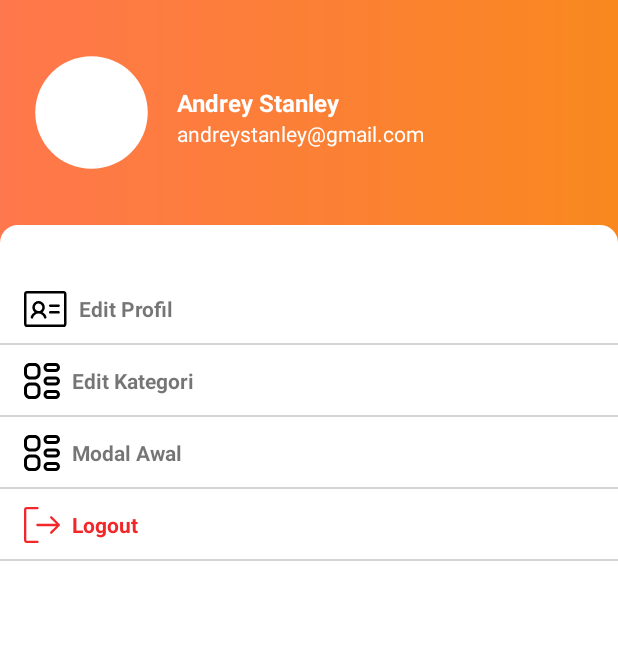
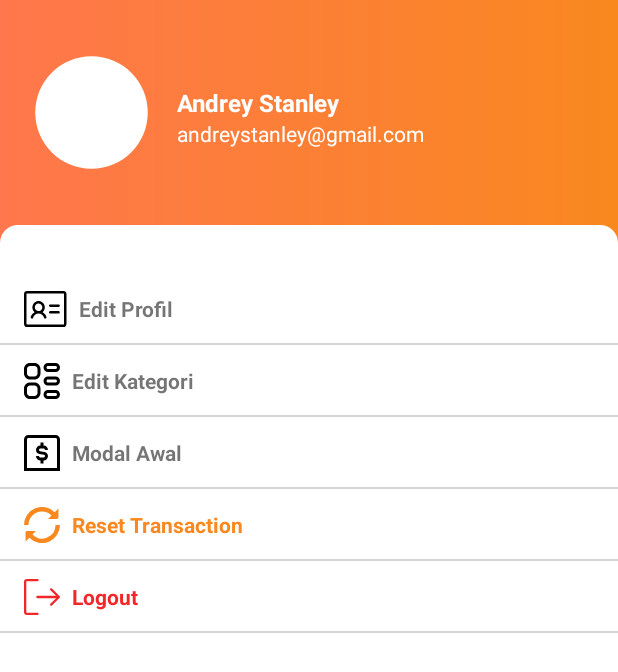
Before and after one commit to amiiin94/admin-ndrey-kitchen, an Android app: the fragment ProfileFragment shown on its own in the app's theme, on a phone screen of 412 x 824 dp. Shown: the top 672 px of the screen. Run offline under Robolectric (Android 15) with nearby library versions, the phone set to English and light mode, and no system bars; our stand-ins replace Volley; network calls fail.

```diff
--- /dev/null
+++ b/app/src/main/res/drawable/modal_awal_icon.xml
@@ -0,0 +1,5 @@
+<vector xmlns:android="http://schemas.android.com/apk/res/android" android:height="24dp" android:viewportHeight="24" android:viewportWidth="24" android:width="24dp">
+
+    <path android:fillColor="#FF000000" android:pathData="M21,0L3,0C1.346,0 0,1.346 0,3L0,24L24,24L24,3c0,-1.654 -1.346,-3 -3,-3ZM22,22L2,22L2,3c0,-0.551 0.448,-1 1,-1L21,2c0.552,0 1,0.449 1,1L22,22ZM10,10c0,0.378 0.271,0.698 0.644,0.76l3.041,0.507c1.342,0.223 2.315,1.373 2.315,2.733 0,1.654 -1.346,3 -3,3v2h-2v-2c-1.654,0 -3,-1.346 -3,-3h2c0,0.552 0.448,1 1,1h2c0.552,0 1,-0.448 1,-1 0,-0.378 -0.271,-0.698 -0.644,-0.76l-3.041,-0.507c-1.342,-0.223 -2.315,-1.373 -2.315,-2.733 0,-1.654 1.346,-3 3,-3v-2h2v2c1.654,0 3,1.346 3,3h-2c0,-0.551 -0.448,-1 -1,-1h-2c-0.552,0 -1,0.449 -1,1Z"/>
+
+</vector>
--- /dev/null
+++ b/app/src/main/res/drawable/reset_icon.xml
@@ -0,0 +1,7 @@
+<vector xmlns:android="http://schemas.android.com/apk/res/android" android:height="24dp" android:viewportHeight="24" android:viewportWidth="24" android:width="24dp">
+
+    <path android:fillColor="@color/orange_mainColor" android:pathData="M12,2.99a9.03,9.03 0,0 1,6.36 2.65L15.986,8.014h5.83a1.146,1.146 0,0 0,1.146 -1.146V1.038L20.471,3.529A11.98,11.98 0,0 0,0 12H2.99A9.02,9.02 0,0 1,12 2.99Z"/>
+
+    <path android:fillColor="@color/orange_mainColor" android:pathData="M21.01,12A8.994,8.994 0,0 1,5.64 18.36l2.374,-2.374H1.993a0.956,0.956 0,0 0,-0.955 0.955v6.021l2.491,-2.491A11.98,11.98 0,0 0,24 12Z"/>
+
+</vector>
--- a/app/src/main/res/layout/activity_modal_awal.xml
+++ b/app/src/main/res/layout/activity_modal_awal.xml
@@ -35,7 +35,7 @@
                 android:id="@+id/textView"
                 android:layout_width="wrap_content"
                 android:layout_height="wrap_content"
-                android:text="Tambah Transaksi"
+                android:text="Tambah Modal Awal"
                 android:textColor="@color/white"
                 android:textSize="16sp"
                 android:textStyle="bold"
@@ -94,7 +94,7 @@
             <com.google.android.material.button.MaterialButton
                 android:id="@+id/save_btn"
                 android:layout_width="match_parent"
-                android:layout_height="wrap_content"
+                android:layout_height="50dp"
                 android:layout_marginStart="16dp"
                 android:layout_marginTop="16dp"
                 android:layout_marginEnd="16dp"
@@ -102,6 +102,7 @@
                 android:text="Save"
                 android:textSize="14sp"
                 app:cornerRadius="12sp"
+
                 app:layout_constraintEnd_toEndOf="parent"
                 app:layout_constraintStart_toStartOf="parent"
                 app:layout_constraintTop_toBottomOf="@+id/etModalAwal" />
--- a/app/src/main/res/layout/fragment_profile.xml
+++ b/app/src/main/res/layout/fragment_profile.xml
@@ -105,7 +105,7 @@
                         <ImageView
                             android:layout_width="wrap_content"
                             android:layout_height="wrap_content"
-                            android:src="@drawable/category_icon" />
+                            android:src="@drawable/modal_awal_icon" />
 
                         <TextView
                             android:layout_width="wrap_content"
@@ -153,7 +153,7 @@
                             android:layout_height="wrap_content"
                             android:layout_marginStart="8dp"
                             android:text="Edit Profil"
-                            android:textStyle="bold"/>
+                            android:textStyle="bold" />
                     </LinearLayout>
 
                     <View
@@ -191,7 +191,47 @@
                             android:layout_height="wrap_content"
                             android:layout_marginStart="8dp"
                             android:text="Edit Kategori"
-                            android:textStyle="bold"/>
+                            android:textStyle="bold" />
+                    </LinearLayout>
+
+                    <View
+                        android:layout_width="match_parent"
+                        android:layout_height="1dp"
+                        android:layout_gravity="bottom"
+                        android:background="#D5D5D5" />
+
+                </FrameLayout>
+
+                <FrameLayout
+                    android:id="@+id/frameLayout4"
+                    android:layout_width="match_parent"
+                    android:layout_height="wrap_content"
+                    app:layout_constraintEnd_toEndOf="parent"
+                    app:layout_constraintStart_toStartOf="parent"
+                    app:layout_constraintTop_toBottomOf="@+id/flModalAwal">
+
+                    <LinearLayout
+                        android:id="@+id/resetTransaction"
+                        android:layout_width="wrap_content"
+                        android:layout_height="match_parent"
+                        android:layout_marginHorizontal="16dp"
+                        android:layout_marginVertical="12dp"
+                        android:gravity="center_vertical"
+                        android:orientation="horizontal">
+
+
+                        <ImageView
+                            android:layout_width="wrap_content"
+                            android:layout_height="wrap_content"
+                            android:src="@drawable/reset_icon" />
+
+                        <TextView
+                            android:layout_width="wrap_content"
+                            android:layout_height="wrap_content"
+                            android:layout_marginStart="8dp"
+                            android:text="Reset Transaction"
+                            android:textColor="@color/orange_mainColor"
+                            android:textStyle="bold" />
                     </LinearLayout>
 
                     <View
@@ -207,7 +247,7 @@
                     android:layout_height="wrap_content"
                     app:layout_constraintEnd_toEndOf="parent"
                     app:layout_constraintStart_toStartOf="parent"
-                    app:layout_constraintTop_toBottomOf="@+id/flModalAwal">
+                    app:layout_constraintTop_toBottomOf="@+id/frameLayout4">
 
                     <LinearLayout
                         android:id="@+id/logout"
@@ -229,8 +269,8 @@
                             android:layout_height="wrap_content"
                             android:layout_marginStart="8dp"
                             android:text="Logout"
-                            android:textStyle="bold"
-                            android:textColor="#F1272A"/>
+                            android:textColor="#F1272A"
+                            android:textStyle="bold" />
                     </LinearLayout>
 
                     <View
--- a/app/src/main/res/values/colors.xml
+++ b/app/src/main/res/values/colors.xml
@@ -8,7 +8,7 @@
     <color name="pink_muda">#F8D3C0</color>
     <color name="ijo_gelap">#7CC25B</color>
     <color name="ijo_terang">#EEFFE7</color>
-    <color name="merah_gelap">#C25B5B</color>
+    <color name="merah_gelap">#F1272A</color>
     <color name="merah_terang">#FFD9D9</color>
     <color name="orange_pudar">#FCC38F</color>
     <color name="abu_edittext">#EBEDEC</color>
```
Also changed, not shown: app/src/main/java/com/example/admin_ndreykitchen/adapter/MenuAdapter.kt (+14 -1 lines), app/src/main/java/com/example/admin_ndreykitchen/fragment/ProfileFragment.kt (+50 -1 lines).
